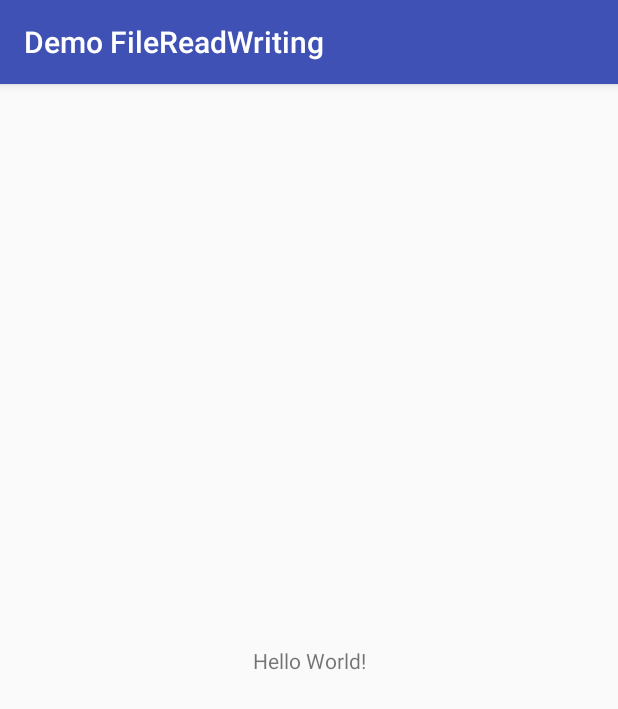
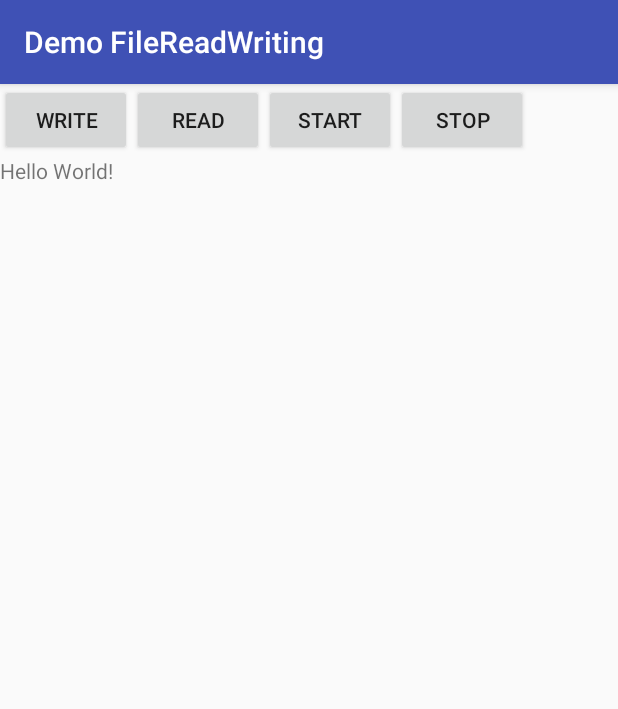
Before and after one commit to suhailicodehut/DemoFileReadWriting, an Android app: the screen it shows after launch (MainActivity), on a phone screen of 412 x 824 dp. Shown: the top 709 px of the screen. Run offline under Robolectric (Android 15) with nearby library versions, the phone set to English and light mode, and no system bars.

```diff
--- a/app/src/main/java/com/suhaili/a15017519/demofilereadwriting/MainActivity.java
+++ b/app/src/main/java/com/suhaili/a15017519/demofilereadwriting/MainActivity.java
@@ -1,13 +1,110 @@
 package com.suhaili.a15017519.demofilereadwriting;
 
+import android.content.Intent;
+import android.os.Environment;
 import android.support.v7.app.AppCompatActivity;
 import android.os.Bundle;
+import android.util.Log;
+import android.view.View;
+import android.widget.Button;
+import android.widget.TextView;
+import android.widget.Toast;
+
+import java.io.BufferedReader;
+import java.io.File;
+import java.io.FileReader;
+import java.io.FileWriter;
 
 public class MainActivity extends AppCompatActivity {
+
+    TextView tv;
+    Button btnWrite, btnRead,btnStart, btnStop;
+    String folderLocation;
 
     @Override
     protected void onCreate(Bundle savedInstanceState) {
         super.onCreate(savedInstanceState);
         setContentView(R.layout.activity_main);
+
+        btnWrite = (Button) this.findViewById(R.id.btnWrite);
+        btnRead = (Button) this.findViewById(R.id.btnRead);
+        btnStart = (Button) this.findViewById(R.id.btnStart);
+        btnStop = (Button) this.findViewById(R.id.btnStop);
+
+        tv = (TextView) this.findViewById(R.id.tv);
+
+        folderLocation = Environment.getExternalStorageDirectory().getAbsolutePath() + "/Test";
+
+        File folder = new File(folderLocation);
+        if (folder.exists() == false){
+            boolean result = folder.mkdir();
+            if (result == true){
+                Log.d("File Read/Write", "Folder created");
+            }
+        }
+
+        btnWrite.setOnClickListener(new View.OnClickListener() {
+            @Override
+            public void onClick(View v) {
+
+                File targetFile = new File(folderLocation, "data.txt");
+
+                try {
+                    FileWriter writer = new FileWriter(targetFile, true);
+                    writer.write("Hello world"+"\n");
+                    writer.flush();
+                    writer.close();
+                } catch (Exception e) {
+                    Toast.makeText(MainActivity.this, "Failed to write!",
+                            Toast.LENGTH_LONG).show();
+                    e.printStackTrace();
+                }
+            }
+        });
+
+        btnRead.setOnClickListener(new View.OnClickListener() {
+            @Override
+            public void onClick(View v) {
+
+                File targetFile = new File(folderLocation, "data.txt");
+
+                if (targetFile.exists() == true){
+                    String data ="";
+                    try {
+                        FileReader reader = new FileReader(targetFile);
+                        BufferedReader br = new BufferedReader(reader);
+                        String line = br.readLine();
+                        while (line != null){
+                            data += line + "\n";
+                            line = br.readLine();
+                        }
+                        br.close();
+                        reader.close();
+                    } catch (Exception e) {
+                        Toast.makeText(MainActivity.this, "Failed to read!",
+                                Toast.LENGTH_LONG).show();
+                        e.printStackTrace();
+                    }
+                    tv.setText(data);
+                }
+
+            }
+        });
+        btnStart.setOnClickListener(new View.OnClickListener() {
+            @Override
+            public void onClick(View v) {
+                Intent i = new Intent(MainActivity.this, MyService.class);
+                startService(i);
+            }
+        });
+
+        btnStop.setOnClickListener(new View.OnClickListener() {
+            @Override
+            public void onClick(View v) {
+                Intent i = new Intent(MainActivity.this, MyService.class);
+                stopService(i);
+            }
+        });
+
     }
 }
--- a/app/src/main/res/layout/activity_main.xml
+++ b/app/src/main/res/layout/activity_main.xml
@@ -1,12 +1,48 @@
 <?xml version="1.0" encoding="utf-8"?>
-<android.support.constraint.ConstraintLayout xmlns:android="http://schemas.android.com/apk/res/android"
+<LinearLayout xmlns:android="http://schemas.android.com/apk/res/android"
     xmlns:app="http://schemas.android.com/apk/res-auto"
     xmlns:tools="http://schemas.android.com/tools"
     android:layout_width="match_parent"
     android:layout_height="match_parent"
+    android:orientation="vertical"
     tools:context="com.suhaili.a15017519.demofilereadwriting.MainActivity">
 
+    <LinearLayout
+        android:layout_width="wrap_content"
+        android:layout_height="wrap_content"
+        android:orientation="horizontal">
+
+        <Button
+            android:id="@+id/btnWrite"
+            android:layout_width="wrap_content"
+            android:layout_height="wrap_content"
+            android:layout_weight="1"
+            android:text="Write" />
+
+        <Button
+            android:id="@+id/btnRead"
+            android:layout_width="wrap_content"
+            android:layout_height="wrap_content"
+            android:layout_weight="1"
+            android:text="Read" />
+
+        <Button
+            android:id="@+id/btnStart"
+            android:layout_width="wrap_content"
+            android:layout_height="wrap_content"
+            android:layout_weight="1"
+            android:text="Start" />
+
+        <Button
+            android:id="@+id/btnStop"
+            android:layout_width="wrap_content"
+            android:layout_height="wrap_content"
+            android:layout_weight="1"
+            android:text="Stop" />
+    </LinearLayout>
+
     <TextView
+        android:id="@+id/tv"
         android:layout_width="wrap_content"
         android:layout_height="wrap_content"
         android:text="Hello World!"
@@ -15,4 +51,4 @@
         app:layout_constraintRight_toRightOf="parent"
         app:layout_constraintTop_toTopOf="parent" />
 
-</android.support.constraint.ConstraintLayout>
+</LinearLayout>
```
Also changed, not shown: app/src/main/AndroidManifest.xml (+7 -0 lines), app/src/main/java/com/suhaili/a15017519/demofilereadwriting/MyService.java (added, +40 -0 lines).
